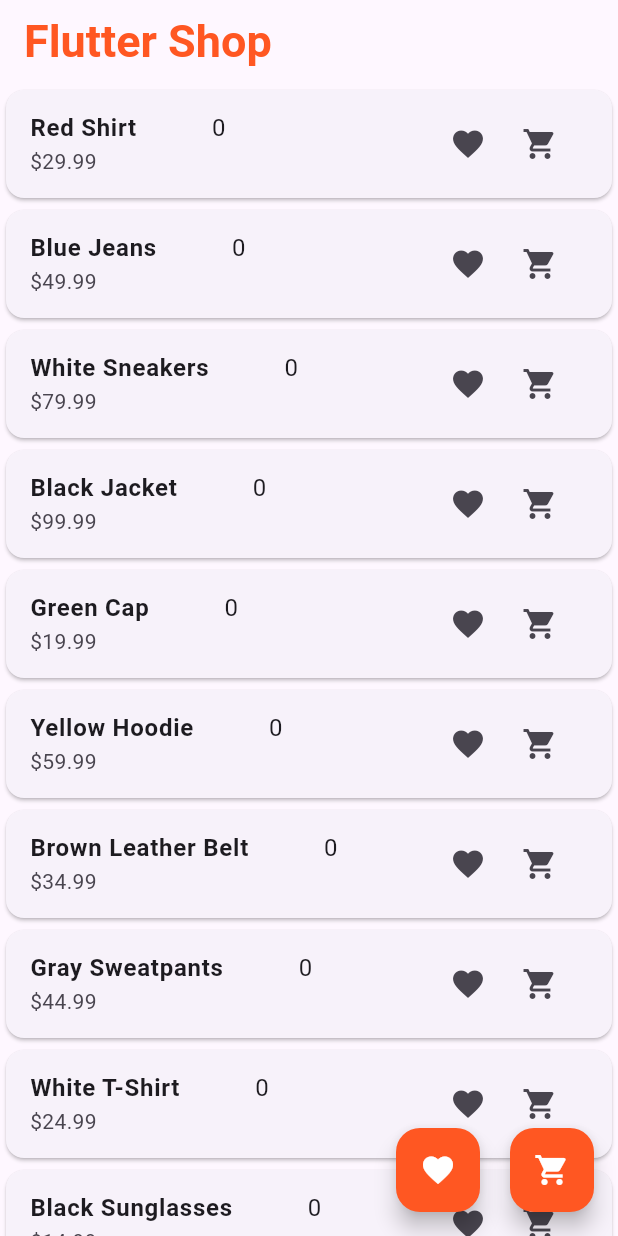
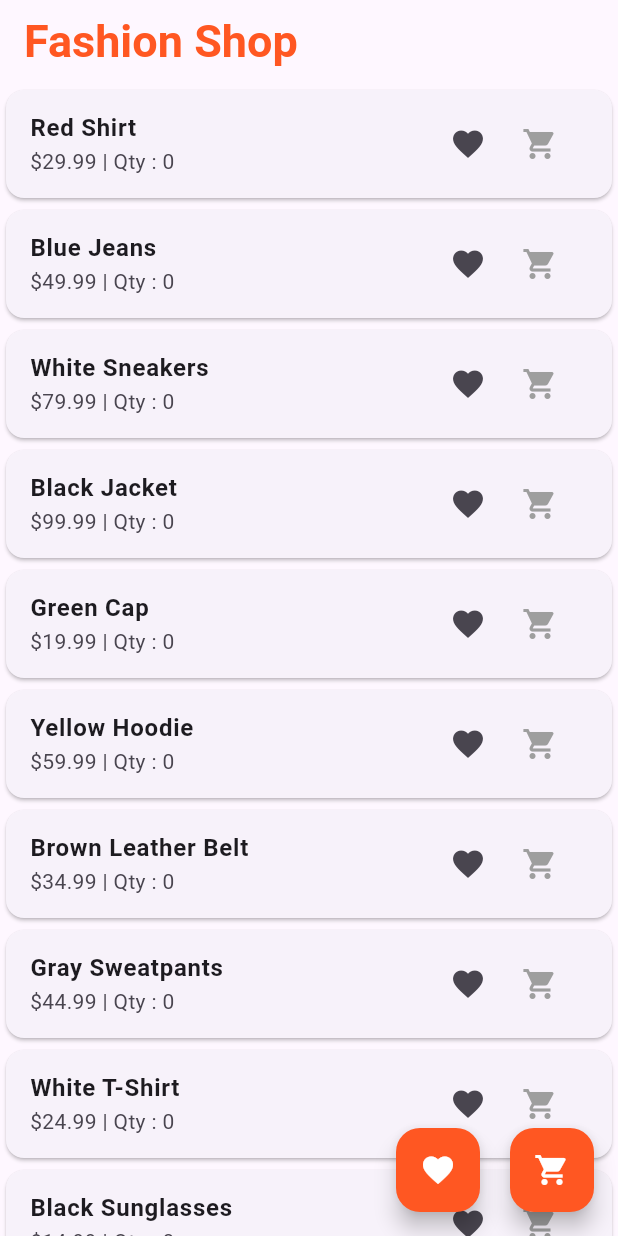
Before and after one commit to Venura99/Flutter_Provider_App, a Flutter app: the screen it shows after launch, on a phone screen of 412 x 824 dp. Run offline on Flutter 3.47's test engine with Material 3 defaults, Android fonts, the phone set to English and light mode, and no system bars.

Commit message:
create cart provider, complete cart provider

```diff
--- a/lib/pages/product_page.dart
+++ b/lib/pages/product_page.dart
@@ -1,8 +1,10 @@
 import 'package:flutter/material.dart';
+import 'package:provider/provider.dart';
 import 'package:provider_flutter/data/product_data.dart';
 import 'package:provider_flutter/models/product_model.dart';
 import 'package:provider_flutter/pages/cart_page.dart';
 import 'package:provider_flutter/pages/favourite_page.dart';
+import 'package:provider_flutter/providers/cart_provider.dart';
 
 class ProductsPage extends StatelessWidget {
   const ProductsPage({super.key});
@@ -12,7 +14,7 @@ class ProductsPage extends StatelessWidget {
    final List<Product> products = ProductData().products;
     return Scaffold(
       appBar: AppBar(
-        title: const Text("Flutter Shop",
+        title: const Text("Fashion Shop",
         style: TextStyle(
           color: Colors.deepOrange,
           fontWeight: FontWeight.bold,
@@ -58,7 +60,10 @@ class ProductsPage extends StatelessWidget {
         itemBuilder:  (context, index){
           final Product product = products[index];
           return Card(
-            child: ListTile(
+            child: Consumer<CartProvider>(
+              builder: (BuildContext context, CartProvider cartProvider,
+              Widget? child) {
+                return ListTile(
                 title: Row(
                   children: [
                     Text(
@@ -67,12 +72,22 @@ class ProductsPage extends StatelessWidget {
                       fontWeight: FontWeight.bold,
 
                     )),
-                  const SizedBox(width: 50,),
-                  //todo fill this
-                  Text("0"),
+                    // const SizedBox(width: 50,),
+                    // Text(
+                    //   cartProvider.items.containsKey(product.id) ?
+                    //   cartProvider.items[product.id]!.quantity.toString()
+                    //   : "0",
+                    //   style: TextStyle(
+                    //     fontWeight: FontWeight.bold,
+                    //   ),),
                   ],
                 ),
-              subtitle: Text("\$${product.price.toString()}"),
+                subtitle:
+                Text("\$${product.price.toString()} | Qty : ${
+                  cartProvider.items.containsKey(product.id) ?
+                      cartProvider.items[product.id]!.quantity.toString()
+                      : "0"
+                }"),
                 trailing: Row(
                   mainAxisSize: MainAxisSize.min,
                   children: [
@@ -89,17 +104,30 @@ class ProductsPage extends StatelessWidget {
                     ),
                     IconButton(
                       onPressed: () {
-                    Navigator.push(context,
-                    MaterialPageRoute(
-                      builder: (context) => const CartPage()
+                        cartProvider.addItem(
+                          product.id,
+                          product.price,
+                          product.title
+                          );
+
+                          ScaffoldMessenger.of(context).showSnackBar(
+                            SnackBar(
+                              content: Text("Added to cart successfully!"),
+                              duration:  const Duration(seconds: 1),
                               ),
                            );
                     },
-                  icon: const Icon(
-                    Icons.shopping_cart)
+                    icon:  Icon(
+                      Icons.shopping_cart,
+                      color: cartProvider.items.containsKey(product.id)
+                       ? Colors.orange
+                       : Colors.grey,
+                      ),
                     ),
                   ],
                 ),
+                );
+               },
             )
           );
         }
```
Also changed, not shown: lib/main.dart (+6 -1 lines), lib/pages/cart_page.dart (+58 -0 lines), lib/providers/cart_provider.dart (+36 -2 lines). Lines whose indentation alone changed are shown as unchanged.
